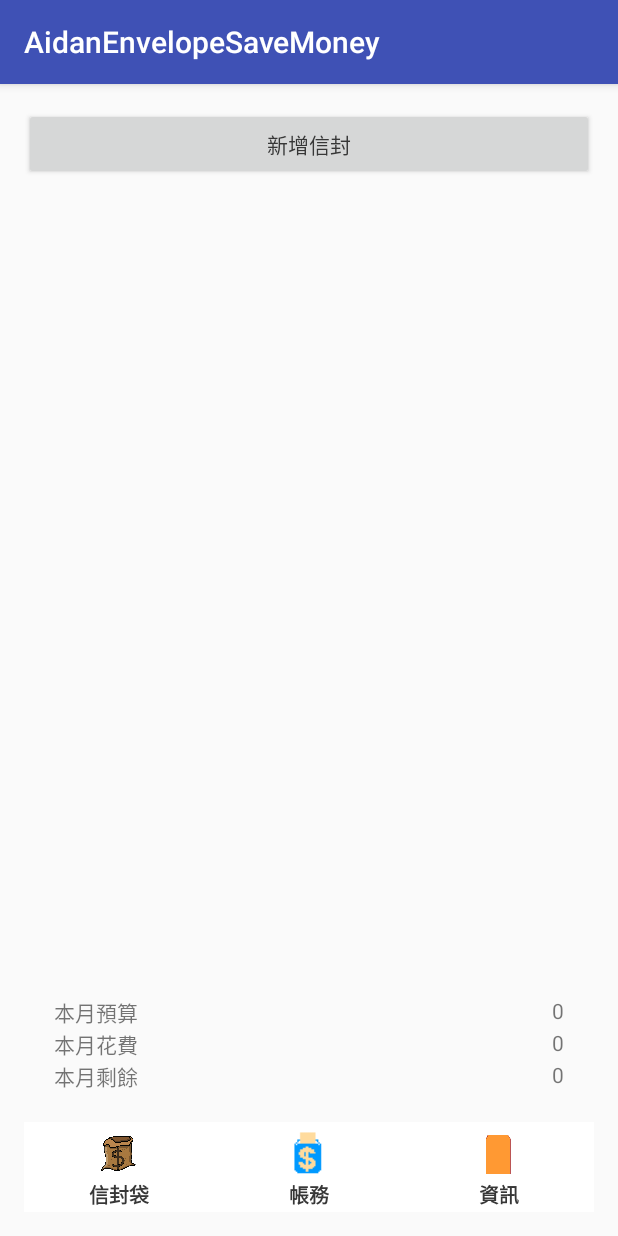
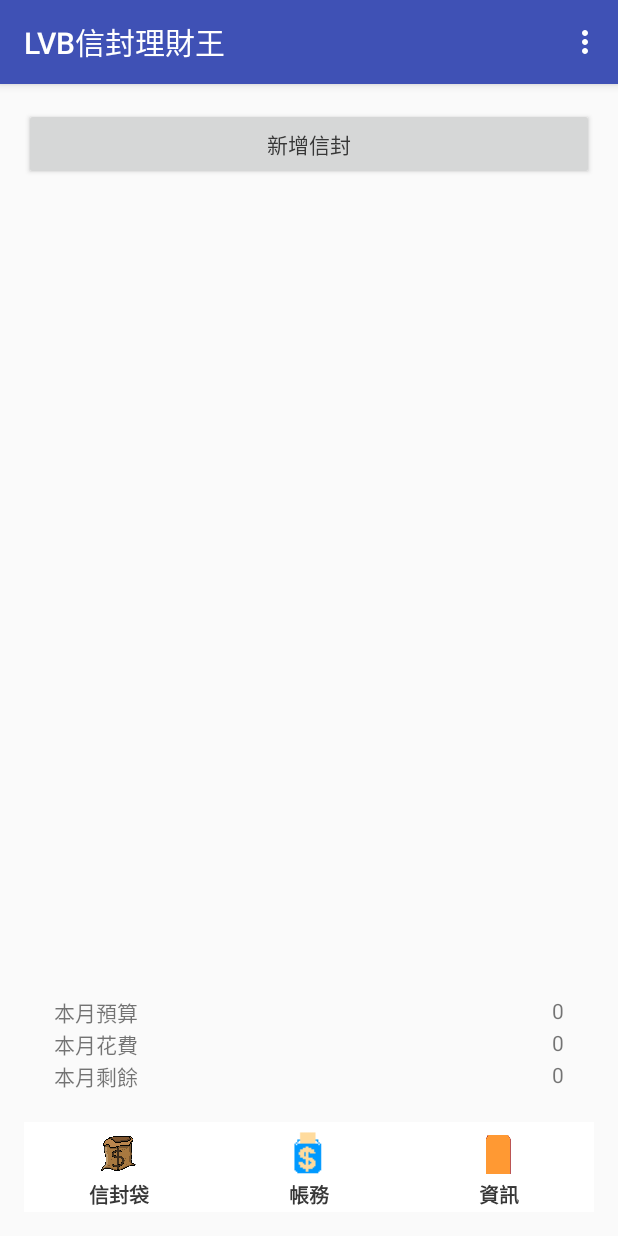
Before and after one commit to Aidan79225/Envelope, an Android app: the screen it shows after launch (MainActivity), after a tap on "信封袋", on a phone screen of 412 x 824 dp. Run offline under Robolectric (Android 15) with nearby library versions, the phone set to English and light mode, and no system bars; 1 statement that could not run was skipped.

Commit message:
新增結算功能(未完成,需重新設計資料結構以及ＤＢ),從excel讀取順序改變,

```diff
--- a/AidanEnvelopeSaveMoney/app/build.gradle
+++ b/AidanEnvelopeSaveMoney/app/build.gradle
@@ -49,4 +49,5 @@ dependencies {
     // Include supported authentication methods for your application
     compile ('com.microsoft.services.msa:msa-auth:0.8.+')
     compile ('com.microsoft.aad:adal:1.1.+')
+
 }
--- a/AidanEnvelopeSaveMoney/app/src/main/java/com/aidan/aidanenvelopesavemoney/EnvelopeList/EnvelopeListContract.java
+++ b/AidanEnvelopeSaveMoney/app/src/main/java/com/aidan/aidanenvelopesavemoney/EnvelopeList/EnvelopeListContract.java
@@ -23,6 +23,7 @@ public interface EnvelopeListContract {
         void addEnvelopButtonClick(String name, String max);
 
         void adapterLoadData();
+        void refresh();
     }
 
     interface newData {
--- a/AidanEnvelopeSaveMoney/app/src/main/java/com/aidan/aidanenvelopesavemoney/EnvelopeList/EnvelopeListFragment.java
+++ b/AidanEnvelopeSaveMoney/app/src/main/java/com/aidan/aidanenvelopesavemoney/EnvelopeList/EnvelopeListFragment.java
@@ -2,6 +2,10 @@ package com.aidan.aidanenvelopesavemoney.EnvelopeList;
 
 import android.app.AlertDialog;
 import android.app.Fragment;
+import android.content.BroadcastReceiver;
+import android.content.Context;
+import android.content.Intent;
+import android.content.IntentFilter;
 import android.os.Bundle;
 import android.view.LayoutInflater;
 import android.view.View;
@@ -11,6 +15,7 @@ import android.widget.EditText;
 import android.widget.GridView;
 import android.widget.TextView;
 
+import com.aidan.aidanenvelopesavemoney.Model.Constants;
 import com.aidan.aidanenvelopesavemoney.R;
 
 /**
@@ -46,9 +51,14 @@ public class EnvelopeListFragment extends Fragment implements EnvelopeListContra
             presenter = new EnvelopeListPresenter(this);
         }
         presenter.start();
+        getActivity().registerReceiver(receiver, new IntentFilter(Constants.envelopeRefresh));
         return rootView;
     }
-
+    @Override
+    public void onDestroyView(){
+        getActivity().unregisterReceiver(receiver);
+        super.onDestroyView();
+    }
     @Override
     public void findView() {
         envelopesGridView = (GridView) rootView.findViewById(R.id.envelopesGridView);
@@ -111,6 +121,12 @@ public class EnvelopeListFragment extends Fragment implements EnvelopeListContra
         builder.setView(dialogView);
         dialog.show();
     }
+    BroadcastReceiver receiver = new BroadcastReceiver() {
+        @Override
+        public void onReceive(Context context, Intent intent) {
+            presenter.refresh();
+        }
+    };
 
 
 }
--- a/AidanEnvelopeSaveMoney/app/src/main/java/com/aidan/aidanenvelopesavemoney/EnvelopeList/EnvelopeListPresenter.java
+++ b/AidanEnvelopeSaveMoney/app/src/main/java/com/aidan/aidanenvelopesavemoney/EnvelopeList/EnvelopeListPresenter.java
@@ -56,6 +56,12 @@ public class EnvelopeListPresenter implements EnvelopeListContract.presenter {
         adapter.setEnvelopeList(model.getEnvelopeList());
     }
 
+    @Override
+    public void refresh() {
+        adapter.notifyDataSetChanged();
+        setMonthCost();
+    }
+
 
     public void setMonthCost() {
         List<Envelope> envelopes = model.getEnvelopeList();
--- a/AidanEnvelopeSaveMoney/app/src/main/java/com/aidan/aidanenvelopesavemoney/Information/InformationContract.java
+++ b/AidanEnvelopeSaveMoney/app/src/main/java/com/aidan/aidanenvelopesavemoney/Information/InformationContract.java
@@ -10,6 +10,8 @@ public interface InformationContract {
         void setViewClick();
 
         void setMonthInformation(int budget, int cost, int sup,int today);
+
+        void showToast(int msg);
     }
 
     interface presenter {
--- a/AidanEnvelopeSaveMoney/app/src/main/java/com/aidan/aidanenvelopesavemoney/Information/ReadExcel.java
+++ b/AidanEnvelopeSaveMoney/app/src/main/java/com/aidan/aidanenvelopesavemoney/Information/ReadExcel.java
@@ -65,7 +65,7 @@ public class ReadExcel {
     public void loadAccounts(Workbook w) {
         Sheet sheet = w.getSheet(1);
         List<Account> accountList = new ArrayList<>();
-        for (int i = 0; i < sheet.getRows(); i++) {
+        for (int i = sheet.getRows() - 1; i >= 0; i--) {
             String temp = "";
             for (int j = 0; j < sheet.getColumns(); j++) {
                 Cell cell = sheet.getCell(j, i);
--- a/AidanEnvelopeSaveMoney/app/src/main/java/com/aidan/aidanenvelopesavemoney/Model/Constants.java
+++ b/AidanEnvelopeSaveMoney/app/src/main/java/com/aidan/aidanenvelopesavemoney/Model/Constants.java
@@ -4,4 +4,5 @@ package com.aidan.aidanenvelopesavemoney.Model;
  * Created by s352431 on 2016/10/7.
  */
 public class Constants {
+    public static final String envelopeRefresh = "envelopeRefresh";
 }
--- /dev/null
+++ b/AidanEnvelopeSaveMoney/app/src/main/res/menu/menu.xml
@@ -0,0 +1,10 @@
+<?xml version="1.0" encoding="utf-8"?>
+<menu xmlns:android="http://schemas.android.com/apk/res/android">
+    <group>
+        <item
+            android:id="@+id/bill"
+            android:icon="@android:drawable/ic_menu_rotate"
+            android:title="@string/bill"
+            android:orderInCategory="40" />
+    </group>
+</menu>
--- a/AidanEnvelopeSaveMoney/app/src/main/res/values/strings.xml
+++ b/AidanEnvelopeSaveMoney/app/src/main/res/values/strings.xml
@@ -1,5 +1,5 @@
 <resources>
-    <string name="app_name">AidanEnvelopeSaveMoney</string>
+    <string name="app_name">LVB信封理財王</string>
     <!--AccountDetailFragment-->
     <string name="cost_cant_be_void">花費不能為空</string>
     <string name="save">儲存</string>
@@ -36,5 +36,8 @@
     <string name="read_excel">從Excel讀檔</string>
     <string name="upload_to_one_drive">上傳至OneDrive</string>
     <string name="download_from_one_drive">從OneDrive下載</string>
-
+    <string name="complete">完成</string>
+    <string name="fail">失敗</string>
+    <string name="bill">月結</string>
+    <string name="bill_content">\t\t月結將會清除所有信封袋裡的帳務</string>
 </resources>
```
Also changed, not shown: AidanEnvelopeSaveMoney/app/src/main/java/com/aidan/aidanenvelopesavemoney/Information/InformationFragment.java (+12 -1 lines), AidanEnvelopeSaveMoney/app/src/main/java/com/aidan/aidanenvelopesavemoney/Information/InformationPresenter.java (+20 -6 lines), AidanEnvelopeSaveMoney/app/src/main/java/com/aidan/aidanenvelopesavemoney/MainPageManager/MainActivity.java (+76 -0 lines), AidanEnvelopeSaveMoney/app/src/main/java/com/aidan/aidanenvelopesavemoney/Model/Envelope.java (+7 -0 lines), AidanEnvelopeSaveMoney/app/src/main/res/layout/dialog_bill_month.xml (added, +45 -0 lines).
